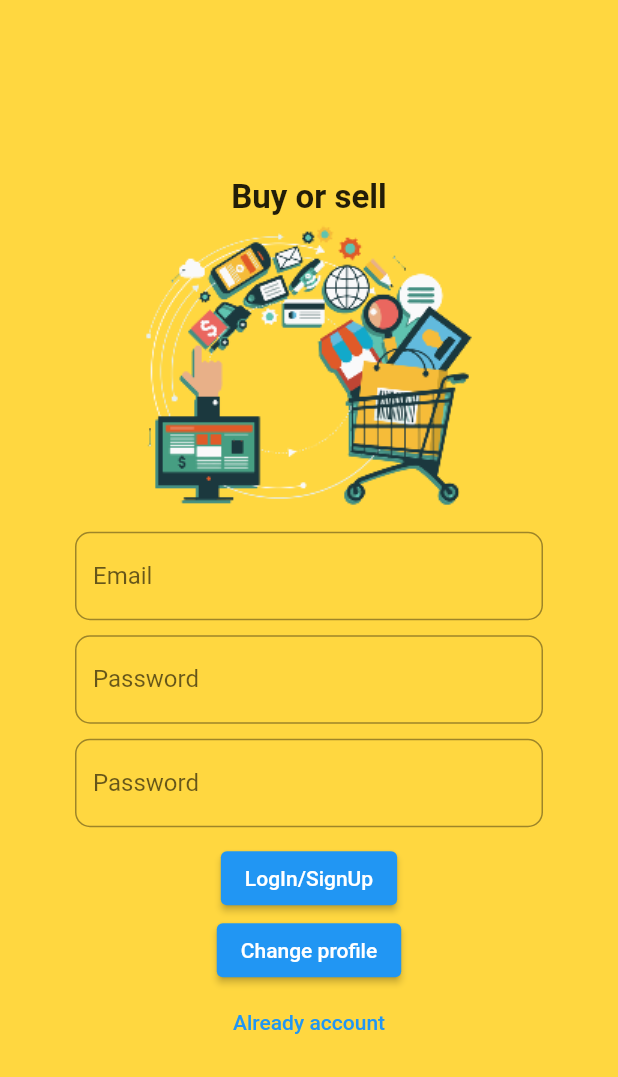
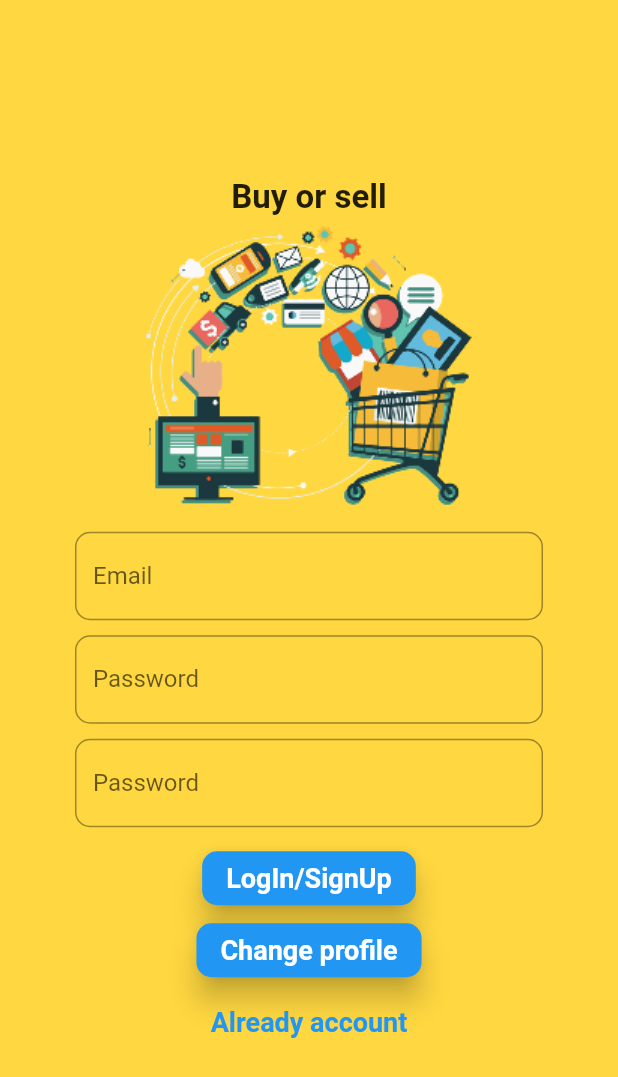
Before and after one commit to florin4l0r1n1/e_comerce_app, a Flutter app: the screen it shows after launch, on a phone screen of 412 x 824 dp. Shown: the top 1077 px of the screen. Run offline on Flutter 3.47's test engine with Material 2 defaults, Android fonts, the phone set to English and light mode, and no system bars.

Commit message:
Firebase settings + some Sign in UI changes

```diff
--- a/lib/presentation/screens/log_in_screen.dart
+++ b/lib/presentation/screens/log_in_screen.dart
@@ -1,4 +1,5 @@
 import 'package:e_comerce_app/presentation/screens/widgets/text_form_field.dart';
+import 'package:flutter/cupertino.dart';
 import 'package:flutter/material.dart';
 import 'package:flutter/widgets.dart';
 
@@ -37,10 +38,12 @@ class _LogInScreenState extends State<LogInScreen> {
           child: Column(
             mainAxisAlignment: MainAxisAlignment.center,
             children: <Widget>[
-              Text(
+              const Text(
                 'Buy or sell',
-                style:
-                    const TextStyle(fontSize: 22, fontWeight: FontWeight.bold),
+                style: TextStyle(
+                  fontSize: 22,
+                  fontWeight: FontWeight.bold,
+                ),
               ),
               _image(),
               _sizedBox(),
@@ -56,15 +59,36 @@ class _LogInScreenState extends State<LogInScreen> {
               _sizedBox(),
               ElevatedButton(
                 onPressed: () {},
-                child: const Text('LogIn/SignUp'),
+                style: ElevatedButton.styleFrom(
+                  elevation: 8.0,
+                  shape: RoundedRectangleBorder(
+                    borderRadius: BorderRadius.circular(10),
+                  ),
+                  textStyle: const TextStyle(
+                      fontSize: 18, fontWeight: FontWeight.bold),
+                ),
+                child: const Text(
+                  'LogIn/SignUp',
+                ),
               ),
               ElevatedButton(
                 onPressed: () {},
+                style: ElevatedButton.styleFrom(
+                  elevation: 8.0,
+                  shape: RoundedRectangleBorder(
+                    borderRadius: BorderRadius.circular(10),
+                  ),
+                  textStyle: const TextStyle(
+                      fontSize: 18, fontWeight: FontWeight.bold),
+                ),
                 child: const Text('Change profile'),
               ),
               TextButton(
                 onPressed: () {},
-                child: Text('Already account'),
+                child: const Text(
+                  'Already account',
+                  style: TextStyle(fontSize: 18, fontWeight: FontWeight.bold),
+                ),
               ),
             ],
           ),
```
Also changed, not shown: 3 other files.
